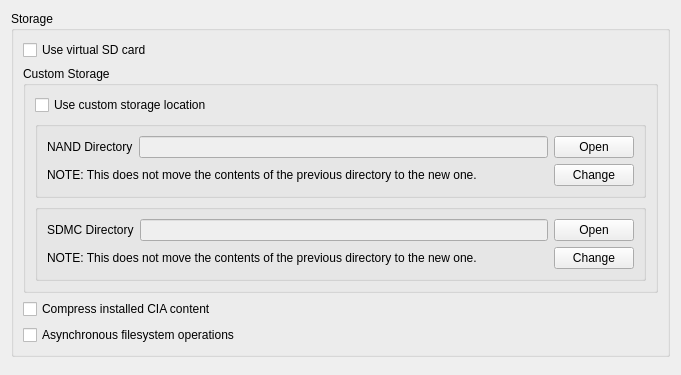
The window that core/src/citra_qt/configuration/configure_storage.ui (ReiKatari/STORM_3DS) describes before a commit, drawn with Qt 5.
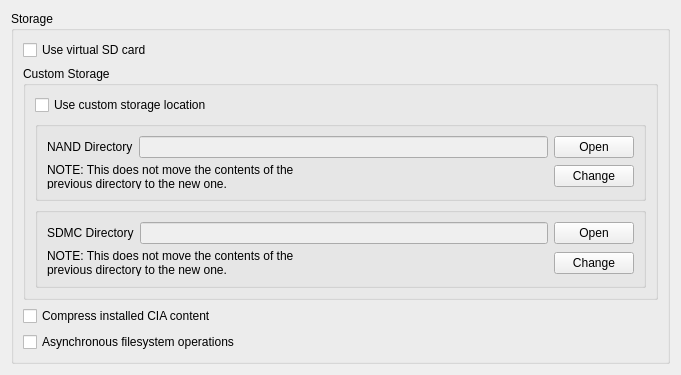
The same window after the commit.

```diff
--- a/core/src/citra_qt/configuration/configure_storage.ui
+++ b/core/src/citra_qt/configuration/configure_storage.ui
@@ -81,6 +81,9 @@
                   <property name="text">
                    <string>NOTE: This does not move the contents of the previous directory to the new one.</string>
                   </property>
+                  <property name="wordWrap">
+                   <bool>true</bool>
+                  </property>
                  </widget>
                 </item>
                 <item>
@@ -146,6 +149,9 @@
                   <property name="text">
                    <string>NOTE: This does not move the contents of the previous directory to the new one.</string>
                   </property>
+                  <property name="wordWrap">
+                   <bool>true</bool>
+                  </property>
                  </widget>
                 </item>
                 <item>
```
